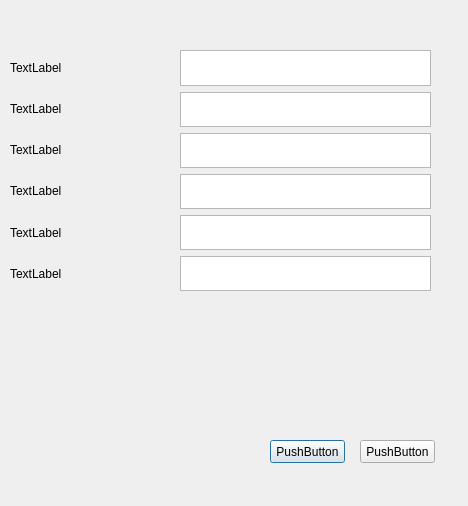
This is makejson_ui.ui in ttttttt73/IoT_Registry2 as Qt 5 draws it before an edit. The edited form follows.
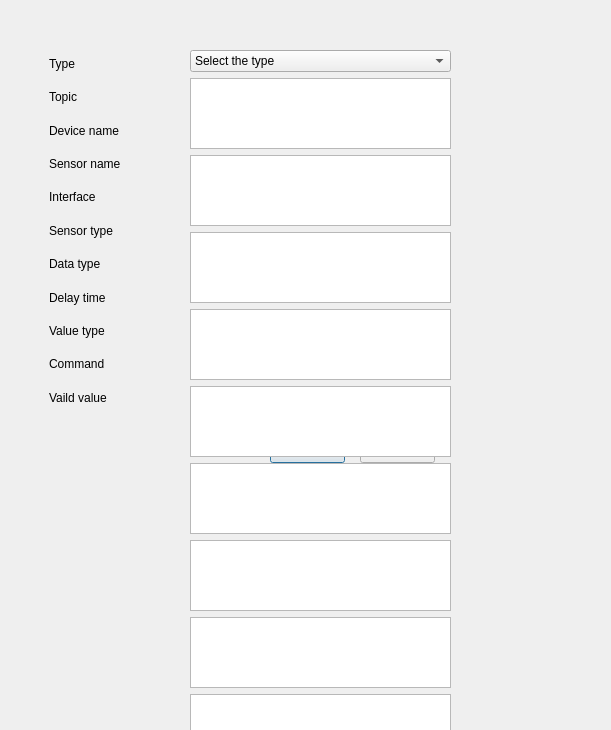
This is the edited form.

```diff
--- a/makejson_ui.ui
+++ b/makejson_ui.ui
@@ -6,8 +6,8 @@
    <rect>
     <x>0</x>
     <y>0</y>
-    <width>468</width>
-    <height>506</height>
+    <width>611</width>
+    <height>730</height>
    </rect>
   </property>
   <property name="windowTitle">
@@ -42,21 +42,55 @@
   <widget class="QWidget" name="verticalLayoutWidget">
    <property name="geometry">
     <rect>
-     <x>180</x>
+     <x>190</x>
      <y>50</y>
-     <width>251</width>
-     <height>241</height>
+     <width>261</width>
+     <height>792</height>
     </rect>
    </property>
    <layout class="QVBoxLayout" name="verticalLayout">
     <item>
-     <widget class="QTextEdit" name="textEdit"/>
+     <widget class="QComboBox" name="comboBox">
+      <property name="currentIndex">
+       <number>0</number>
+      </property>
+      <item>
+       <property name="text">
+        <string>Select the type</string>
+       </property>
+      </item>
+      <item>
+       <property name="text">
+        <string>Sensor</string>
+       </property>
+      </item>
+      <item>
+       <property name="text">
+        <string>Actuator</string>
+       </property>
+      </item>
+     </widget>
     </item>
     <item>
      <widget class="QTextEdit" name="textEdit_2"/>
     </item>
     <item>
-     <widget class="QTextEdit" name="textEdit_3"/>
+     <widget class="QTextEdit" name="text_devname"/>
+    </item>
+    <item>
+     <widget class="QTextEdit" name="text_senname"/>
+    </item>
+    <item>
+     <widget class="QTextEdit" name="textEdit_10"/>
+    </item>
+    <item>
+     <widget class="QTextEdit" name="textEdit_9"/>
+    </item>
+    <item>
+     <widget class="QTextEdit" name="textEdit_8"/>
+    </item>
+    <item>
+     <widget class="QTextEdit" name="textEdit_7"/>
     </item>
     <item>
      <widget class="QTextEdit" name="textEdit_4"/>
@@ -72,52 +106,123 @@
   <widget class="QWidget" name="verticalLayoutWidget_2">
    <property name="geometry">
     <rect>
-     <x>10</x>
+     <x>49</x>
      <y>50</y>
-     <width>160</width>
-     <height>241</height>
+     <width>121</width>
+     <height>361</height>
     </rect>
    </property>
    <layout class="QVBoxLayout" name="verticalLayout_2">
     <item>
      <widget class="QLabel" name="label">
+      <property name="frameShape">
+       <enum>QFrame::NoFrame</enum>
+      </property>
       <property name="text">
-       <string>TextLabel</string>
+       <string>Type</string>
+      </property>
+      <property name="alignment">
+       <set>Qt::AlignLeading|Qt::AlignLeft|Qt::AlignVCenter</set>
       </property>
      </widget>
     </item>
     <item>
      <widget class="QLabel" name="label_2">
+      <property name="frameShape">
+       <enum>QFrame::NoFrame</enum>
+      </property>
       <property name="text">
-       <string>TextLabel</string>
+       <string>Topic</string>
       </property>
      </widget>
     </item>
     <item>
      <widget class="QLabel" name="label_3">
+      <property name="frameShape">
+       <enum>QFrame::NoFrame</enum>
+      </property>
       <property name="text">
-       <string>TextLabel</string>
+       <string>Device name</string>
       </property>
      </widget>
     </item>
     <item>
      <widget class="QLabel" name="label_4">
+      <property name="frameShape">
+       <enum>QFrame::NoFrame</enum>
+      </property>
       <property name="text">
-       <string>TextLabel</string>
+       <string>Sensor name</string>
       </property>
      </widget>
     </item>
     <item>
      <widget class="QLabel" name="label_6">
+      <property name="frameShape">
+       <enum>QFrame::NoFrame</enum>
+      </property>
       <property name="text">
-       <string>TextLabel</string>
+       <string>Interface</string>
       </property>
      </widget>
     </item>
     <item>
      <widget class="QLabel" name="label_5">
+      <property name="frameShape">
+       <enum>QFrame::NoFrame</enum>
+      </property>
       <property name="text">
-       <string>TextLabel</string>
+       <string>Sensor type</string>
+      </property>
+     </widget>
+    </item>
+    <item>
+     <widget class="QLabel" name="label_7">
+      <property name="frameShape">
+       <enum>QFrame::NoFrame</enum>
+      </property>
+      <property name="text">
+       <string>Data type</string>
+      </property>
+     </widget>
+    </item>
+    <item>
+     <widget class="QLabel" name="label_9">
+      <property name="frameShape">
+       <enum>QFrame::NoFrame</enum>
+      </property>
+      <property name="text">
+       <string>Delay time</string>
+      </property>
+     </widget>
+    </item>
+    <item>
+     <widget class="QLabel" name="label_10">
+      <property name="frameShape">
+       <enum>QFrame::NoFrame</enum>
+      </property>
+      <property name="text">
+       <string>Value type</string>
+      </property>
+     </widget>
+    </item>
+    <item>
+     <widget class="QLabel" name="label_11">
+      <property name="frameShape">
+       <enum>QFrame::NoFrame</enum>
+      </property>
+      <property name="text">
+       <string>Command</string>
+      </property>
+     </widget>
+    </item>
+    <item>
+     <widget class="QLabel" name="label_8">
+      <property name="frameShape">
+       <enum>QFrame::NoFrame</enum>
+      </property>
+      <property name="text">
+       <string>Vaild value</string>
       </property>
      </widget>
     </item>
```
Left out of the diff: 2 changed lines with no effect on the pictures.
